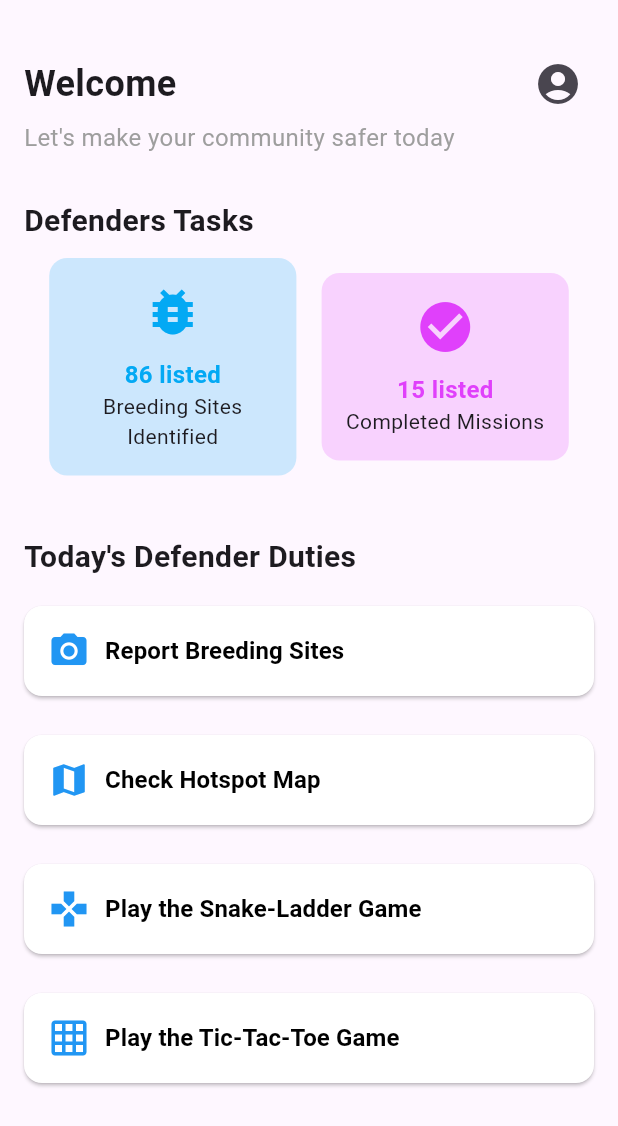
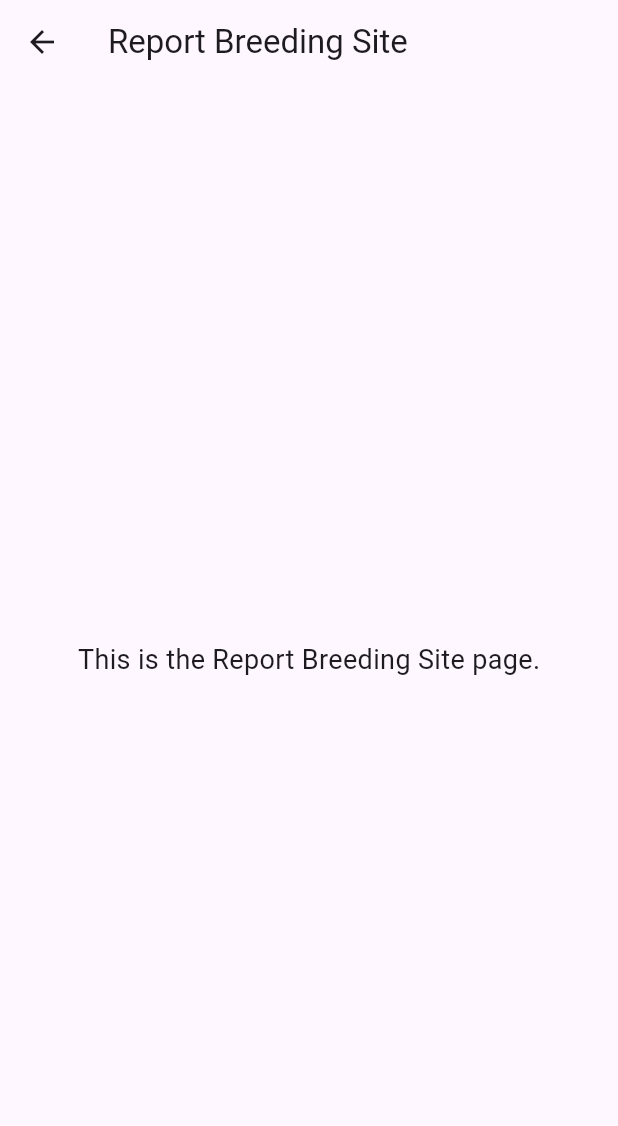
Before and after one commit to Nafis-20/dengue-defenders, a Flutter app: the UserHomePage screen opened directly, after a tap on "Report Breeding Sites", on a phone screen of 412 x 824 dp. Shown: the top 1126 px of the screen. Run offline on Flutter 3.47's test engine with Material 3 defaults, Android fonts, the light colour scheme and no system bars; our stand-ins replace firebase_auth, firebase_core; accounts and stored records are empty.

Commit message:
little update

```diff
--- a/dengue_def/lib/home/user_homepage.dart
+++ b/dengue_def/lib/home/user_homepage.dart
@@ -1,4 +1,7 @@
+// File: lib/user/user_home_page.dart
 import 'package:flutter/material.dart';
+import '../user/report_breeding_site.dart';
+import '../user/play_snake_game.dart';
 
 class UserHomePage extends StatelessWidget {
   const UserHomePage({super.key});
@@ -88,7 +91,14 @@ class UserHomePage extends StatelessWidget {
                       context,
                       title: "Report Breeding Sites",
                       icon: Icons.camera_alt,
-                      onTap: () {},
+                      onTap: () {
+                        Navigator.push(
+                          context,
+                          MaterialPageRoute(
+                            builder: (context) => const ReportBreedingSite(),
+                          ),
+                        );
+                      },
                     ),
                     const SizedBox(height: 10), // Reduced gap between buttons
                     _buildDutyButton(
@@ -102,7 +112,14 @@ class UserHomePage extends StatelessWidget {
                       context,
                       title: "Play the Snake-Ladder Game",
                       icon: Icons.games,
-                      onTap: () {},
+                      onTap: () {
+                        Navigator.push(
+                          context,
+                          MaterialPageRoute(
+                            builder: (context) => const PlaySnakeGame(),
+                          ),
+                        );
+                      },
                     ),
                     const SizedBox(height: 10), // Reduced gap between buttons
                     _buildDutyButton(
--- /dev/null
+++ b/dengue_def/lib/user/report_breeding_site.dart
@@ -0,0 +1,21 @@
+// File: lib/user/report_breeding_site.dart
+import 'package:flutter/material.dart';
+
+class ReportBreedingSite extends StatelessWidget {
+  const ReportBreedingSite({super.key});
+
+  @override
+  Widget build(BuildContext context) {
+    return Scaffold(
+      appBar: AppBar(
+        title: const Text("Report Breeding Site"),
+      ),
+      body: Center(
+        child: const Text(
+          "This is the Report Breeding Site page.",
+          style: TextStyle(fontSize: 18),
+        ),
+      ),
+    );
+  }
+}
```
Also changed, not shown: dengue_def/lib/user/play_snake_game.dart (added, +21 -0 lines).
